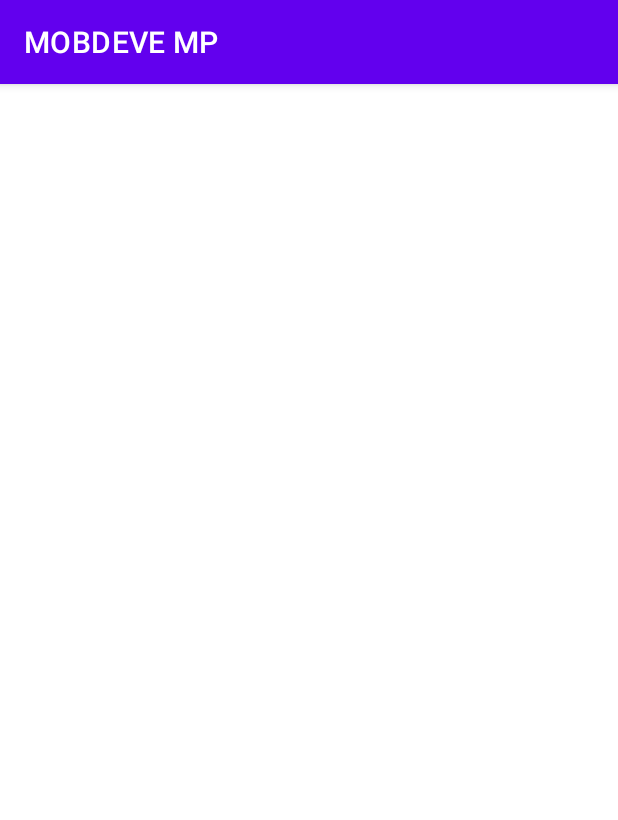
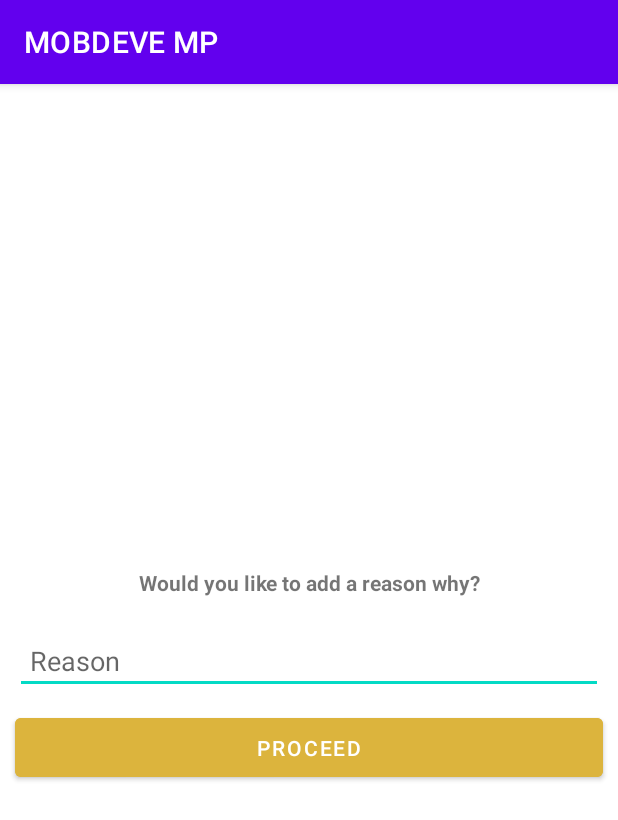
Before and after one commit to recklessbeav/MOBDEVEMP, an Android app: the LogActivity screen opened directly, with no data from a screen before it, on a phone screen of 412 x 824 dp. Shown: the top 820 px of the screen. Run offline under Robolectric (Android 15) with nearby library versions, the phone set to English and light mode, and no system bars; libraries missing offline, so code that uses them is left out: com.mobdeve.s12.

Commit message:
activity

```diff
--- a/app/src/main/AndroidManifest.xml
+++ b/app/src/main/AndroidManifest.xml
@@ -11,10 +11,16 @@
         android:theme="@style/Theme.MOBDEVEMP">
         <activity
             android:name=".LogActivity"
-            android:exported="false" />
+            android:exported="true" />
         <activity
             android:name=".MainActivity"
-            android:exported="false" />
+            android:exported="true" >
+            <intent-filter>
+                <action android:name="android.intent.action.MAIN" />
+
+                <category android:name="android.intent.category.LAUNCHER" />
+            </intent-filter>
+        </activity>
     </application>
 
 </manifest>
--- a/app/src/main/java/com/mobdeve/s12/cuasi/beaverly/mobdevemp/MainActivity.kt
+++ b/app/src/main/java/com/mobdeve/s12/cuasi/beaverly/mobdevemp/MainActivity.kt
@@ -1,5 +1,6 @@
 package com.mobdeve.s12.cuasi.beaverly.mobdevemp
 
+import android.content.Intent
 import androidx.appcompat.app.AppCompatActivity
 import android.os.Bundle
 import com.mobdeve.s12.cuasi.beaverly.mobdevemp.databinding.ActivityMainBinding
@@ -13,5 +14,11 @@ class MainActivity : AppCompatActivity() {
         setContentView(binding!!.root)
 
 
+        binding!!.ivSad.setOnClickListener {
+            val gotoLogActivity = Intent(applicationContext, LogActivity::class.java)
+            startActivity(gotoLogActivity)
+            finish()
+        }
+
     }
 }
--- a/app/src/main/res/layout/activity_log.xml
+++ b/app/src/main/res/layout/activity_log.xml
@@ -6,4 +6,40 @@
     android:layout_height="match_parent"
     tools:context=".LogActivity">
 
+    <EditText
+        android:id="@+id/et_log"
+        android:layout_height="wrap_content"
+        android:layout_width="match_parent"
+        android:inputType="text"
+        android:hint="Reason"
+        android:layout_margin="10dp"
+        android:padding="10dp"
+        app:layout_constraintBottom_toBottomOf="parent"
+        app:layout_constraintLeft_toLeftOf="parent"
+        app:layout_constraintRight_toRightOf="parent"
+        app:layout_constraintTop_toTopOf="parent"/>
+
+    <TextView
+        android:id="@+id/tv_reason"
+        android:layout_width="match_parent"
+        android:layout_height="wrap_content"
+        android:text="Would you like to add a reason why?"
+        android:textStyle="bold"
+        android:gravity="center"
+        android:layout_margin="10dp"
+        android:padding="10dp"
+        app:layout_constraintBottom_toTopOf="@+id/et_log"
+        app:layout_constraintLeft_toLeftOf="parent"
+        app:layout_constraintRight_toRightOf="parent"/>
+
+    <Button
+        android:id="@+id/btn_reason_proceed"
+        android:layout_width="match_parent"
+        android:layout_height="wrap_content"
+        android:layout_margin="10dp"
+        android:padding="10dp"
+        android:backgroundTint="#DCB43D"
+        android:text="Proceed"
+        app:layout_constraintTop_toBottomOf="@+id/et_log"/>
+
 </androidx.constraintlayout.widget.ConstraintLayout>
```
